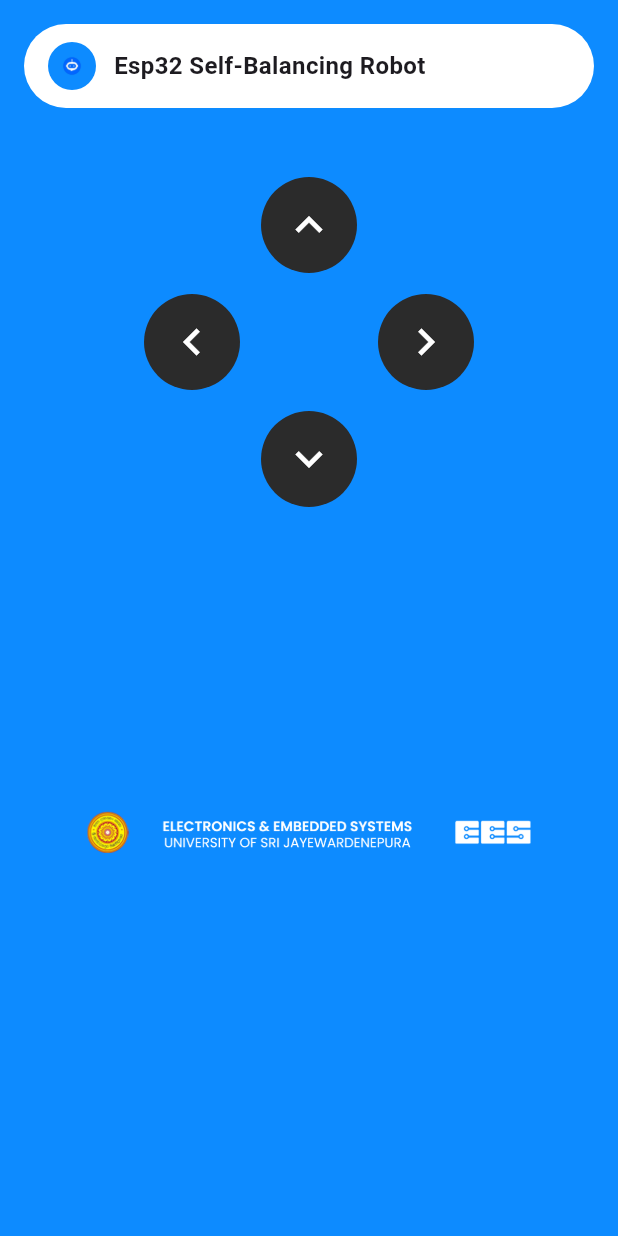
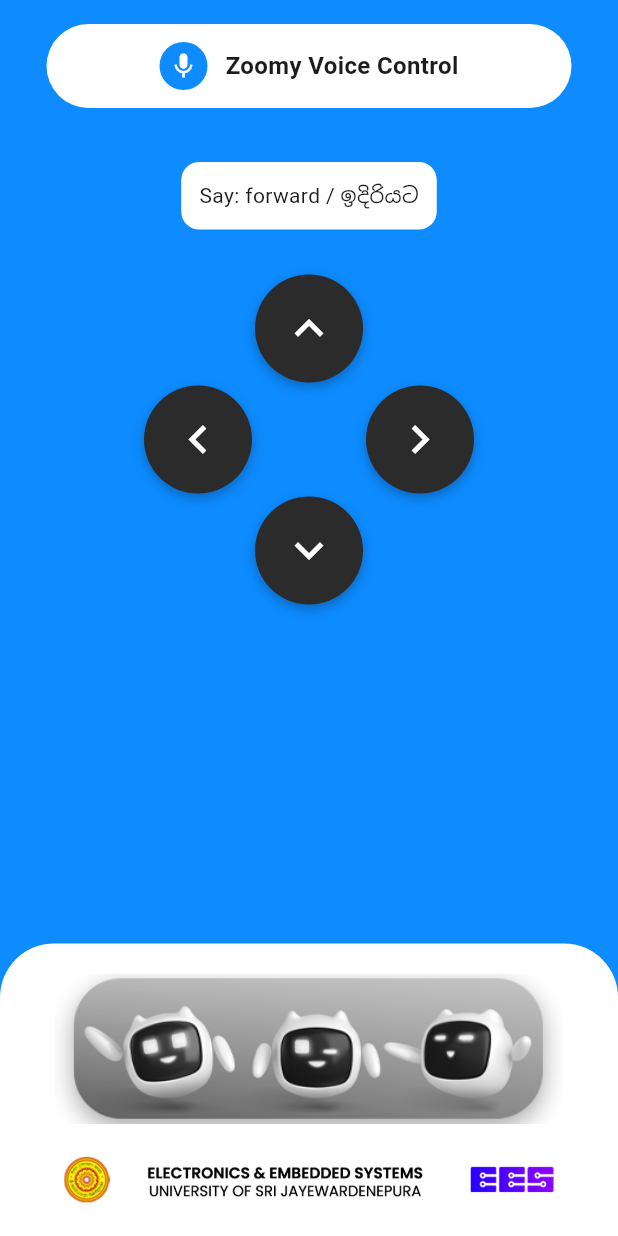
Before and after one commit to pamidi09/zoomy_the_robot, a Flutter app: the screen it shows after launch, after a tap on "Connect", on a phone screen of 412 x 824 dp. Run offline on Flutter 3.47's test engine with Material 3 defaults, Android fonts, the phone set to English and light mode, and no system bars; our stand-ins replace flutter_tts, speech_to_text.

Commit message:
UI Finalized (#2)
* voice controller added

* UI Finalized

* Updated UI

* Updated_UI_V2

---------

Co-authored-by: A.P.N.Perera <132426742+pamidi09@users.noreply.github.com>

```diff
--- a/lib/pages/control_page.dart
+++ b/lib/pages/control_page.dart
@@ -1,46 +1,191 @@
-// lib/pages/control_page.dart
+import 'dart:async';
 import 'package:flutter/material.dart';
-import '../esp32_services.dart'; // Correct import path
+import 'package:speech_to_text/speech_to_text.dart' as stt;
+import 'package:flutter_tts/flutter_tts.dart';
+import '../esp32_services.dart';
 
-class ControlPage extends StatelessWidget {
+class ControlPage extends StatefulWidget {
   final String espIp;
 
   const ControlPage({super.key, required this.espIp});
 
   @override
+  State<ControlPage> createState() => _ControlPageState();
+}
+
+class _ControlPageState extends State<ControlPage> {
+  late ESP32Service esp32;
+  late stt.SpeechToText _speech;
+  late FlutterTts _tts;
+
+  bool _isListening = false;
+  String _spokenText = "";
+  String _activeButton = "";
+
+  Timer? _autoStopTimer;
+
+  @override
+  void initState() {
+    super.initState();
+    esp32 = ESP32Service(widget.espIp);
+    _speech = stt.SpeechToText();
+    _tts = FlutterTts();
+    _tts.setLanguage("en-US");
+    _tts.setSpeechRate(0.5);
+  }
+
+  // ================= VOICE CONTROL =================
+
+  void _startListening() async {
+    bool available = await _speech.initialize();
+    if (available) {
+      setState(() => _isListening = true);
+      _speech.listen(
+        onResult: (result) {
+          setState(() {
+            _spokenText = result.recognizedWords.toLowerCase();
+          });
+          _handleVoiceCommand(_spokenText);
+        },
+      );
+    }
+  }
+
+  void _stopListening() {
+    _speech.stop();
+    _cancelAutoStop();
+    setState(() => _isListening = false);
+  }
+
+  // ================= AUTO STOP =================
+
+  void _resetAutoStop() {
+    _cancelAutoStop();
+    _autoStopTimer = Timer(const Duration(seconds: 2), () {
+      _stopRobot();
+    });
+  }
+
+  void _cancelAutoStop() {
+    _autoStopTimer?.cancel();
+    _autoStopTimer = null;
+  }
+
+  // ================= TEXT TO SPEECH =================
+
+  Future<void> _speak(String text) async {
+    await _tts.stop();
+    await _tts.speak(text);
+  }
+
+  // ================= COMMON COMMAND FUNCTIONS =================
+
+  void _moveForward() {
+    esp32.moveForward(0.7);
+    _speak("Moving forward");
+    _resetAutoStop();
+    setState(() {
+      _spokenText = "Moving forward";
+    });
+  }
+
+  void _moveBackward() {
+    esp32.moveBackward(0.7);
+    _speak("Moving backward");
+    _resetAutoStop();
+    setState(() {
+      _spokenText = "Moving backward";
+    });
+  }
+
+  void _turnLeft() {
+    esp32.turn(0.3);
+    _speak("Turning left");
+    _resetAutoStop();
+    setState(() {
+      _spokenText = "Turning left";
+    });
+  }
+
+  void _turnRight() {
+    esp32.turn(0.7);
+    _speak("Turning right");
+    _resetAutoStop();
+    setState(() {
+      _spokenText = "Turning right";
+    });
+  }
+
+  void _stopRobot() {
+    esp32.stop();
+    _speak("Robot stopped");
+    _cancelAutoStop();
+    setState(() {
+      _activeButton = "";
+      _spokenText = "Robot stopped";
+    });
+  }
+
+  // ================= VOICE COMMAND HANDLER =================
+
+  void _handleVoiceCommand(String command) {
+    if (command.contains("forward") || command.contains("ඉදිරියට")) {
+      _moveForward();
+    } else if (command.contains("back") || command.contains("පසුපසට")) {
+      _moveBackward();
+    } else if (command.contains("left") || command.contains("වම")) {
+      _turnLeft();
+    } else if (command.contains("right") || command.contains("දකුණ")) {
+      _turnRight();
+    } else if (command.contains("stop") || command.contains("නවත්වන්න")) {
+      _stopRobot();
+    }
+  }
+
+  // ================= UI =================
+
+  @override
   Widget build(BuildContext context) {
-    final esp32 = ESP32Service(espIp);
-
     return Scaffold(
-      backgroundColor: const Color(0xFF0D8BFF), // Blue background
+      backgroundColor: const Color(0xFF0D8BFF),
       body: SafeArea(
         child: Column(
           children: [
-            // 🔹 Top App Bar
+            // ===== TOP BAR WITH MIC =====
             Padding(
               padding: const EdgeInsets.all(16),
               child: Container(
-                padding:
-                const EdgeInsets.symmetric(horizontal: 16, vertical: 12),
+                width: 350,
+                padding: const EdgeInsets.symmetric(horizontal: 16, vertical: 12),
                 decoration: BoxDecoration(
                   color: Colors.white,
                   borderRadius: BorderRadius.circular(28),
                 ),
+                child: Center(
                   child: Row(
+                    mainAxisSize: MainAxisSize.min,
                     children: [
-                    CircleAvatar(
+                      GestureDetector(
+                        onTap: () {
+                          if (_isListening) {
+                            _stopListening();
+                          } else {
+                            _startListening();
+                          }
+                        },
+                        child: CircleAvatar(
                           radius: 16,
-                      backgroundColor: const Color(0xFF0D8BFF),
-                      child: Image.asset(
-                        'assets/small_robot_icon.png',
-                        width: 20,
-                        height: 20,
-                        fit: BoxFit.contain,
+                          backgroundColor: _isListening ? Colors.red : const Color(0xFF0D8BFF),
+                          child: Icon(
+                            _isListening ? Icons.mic_off : Icons.mic,
+                            color: Colors.white,
+                            size: 20,
+                          ),
                         ),
                       ),
                       const SizedBox(width: 12),
                       const Text(
-                      "Esp32 Self-Balancing Robot",
+                        "Zoomy Voice Control",
                         style: TextStyle(
                           fontSize: 16,
                           fontWeight: FontWeight.w600,
@@ -50,77 +195,99 @@
                   ),
                 ),
               ),
+            ),
 
-            // 🔹 Main content (Scrollable)
-            Expanded(
-              child: SingleChildScrollView(
-                child: Column(
-                  children: [
+            const SizedBox(height: 20),
+
+            // ===== SPOKEN TEXT =====
+            Container(
+              padding: const EdgeInsets.all(12),
+              margin: const EdgeInsets.symmetric(horizontal: 16),
+              decoration: BoxDecoration(
+                color: Colors.white,
+                borderRadius: BorderRadius.circular(12),
+              ),
+              child: Text(
+                _spokenText.isEmpty
+                    ? "Say: forward / ඉදිරියට"
+                    : "You said: $_spokenText",
+              ),
+            ),
+
             const SizedBox(height: 30),
 
-                    // 🔹 Direction Buttons
+            // ===== DIRECTION BUTTONS =====
             Center(
               child: SizedBox(
                 width: 220,
                 height: 220,
-                        child: Stack(
-                          alignment: Alignment.center,
+                child: Column(
+                  mainAxisAlignment: MainAxisAlignment.spaceBetween,
                   children: [
                     _controlButton(
                       Icons.keyboard_arrow_up,
-                              top: 0,
-                              onPress: () => esp32.moveForward(0.7),
-                              onRelease: () => esp32.stop(),
+                      id: "forward",
+                      onPress: _moveForward,
+                      onRelease: _stopRobot,
+                    ),
+                    Row(
+                      mainAxisAlignment: MainAxisAlignment.spaceBetween,
+                      children: [
+                        _controlButton(
+                          Icons.keyboard_arrow_left,
+                          id: "left",
+                          onPress: _turnLeft,
+                          onRelease: _stopRobot,
+                        ),
+                        const SizedBox(width: 50),
+                        _controlButton(
+                          Icons.keyboard_arrow_right,
+                          id: "right",
+                          onPress: _turnRight,
+                          onRelease: _stopRobot,
+                        ),
+                      ],
                     ),
                     _controlButton(
                       Icons.keyboard_arrow_down,
-                              bottom: 0,
-                              onPress: () => esp32.moveForward(0.3),
-                              onRelease: () => esp32.stop(),
-                            ),
-                            _controlButton(
-                              Icons.keyboard_arrow_left,
-                              left: 0,
-                              onPress: () => esp32.turn(0.3),
-                              onRelease: () => esp32.stop(),
-                            ),
-                            _controlButton(
-                              Icons.keyboard_arrow_right,
-                              right: 0,
-                              onPress: () => esp32.turn(0.7),
-                              onRelease: () => esp32.stop(),
+                      id: "backward",
+                      onPress: _moveBackward,
+                      onRelease: _stopRobot,
                     ),
                   ],
                 ),
               ),
             ),
 
-                    const SizedBox(height: 40),
+            const Spacer(),
 
-                    // Footer section
-                    Padding(
-                      padding: const EdgeInsets.symmetric(
-                          horizontal: 16, vertical: 12),
-                      child: Column(
-                        children: [
-                          // Robots Image (optional)
-                          // const SizedBox(height: 8),
-
-                          // University Logo
-                          SizedBox(
-                            height: MediaQuery.of(context).size.height * 0.40,
-                            child: Image.asset(
-                              'assets/startupPage_logo.png',
-                              fit: BoxFit.contain,
+            Container(
+              width: double.infinity,
+              padding:
+              const EdgeInsets.symmetric(horizontal: 24, vertical: 20),
+              decoration: const BoxDecoration(
+                color: Colors.white,
+                borderRadius: BorderRadius.only(
+                  topLeft: Radius.circular(36),
+                  topRight: Radius.circular(36),
                 ),
               ),
 
-                          const SizedBox(height: 8),
-                        ],
+              child: Column(
+                mainAxisSize: MainAxisSize.min,
+                children: [
+                  Image.asset(
+                    'assets/footer_robot.png',
+                    height: 100,
+                    fit: BoxFit.contain,
                   ),
+                  const SizedBox(height: 20),
+                  Image.asset(
+                    'assets/Footer2.png',
+                    height: 35,
+                    fit: BoxFit.contain,
                   ),
                 ],
-                ),
               ),
             ),
           ],
@@ -129,34 +296,46 @@
     );
   }
 
-  // 🔹 Direction Button Widget
-  static Widget _controlButton(
+  // ===== BUTTON WITH VISUAL FEEDBACK =====
+  Widget _controlButton(
       IconData icon, {
-        double? top,
-        double? bottom,
-        double? left,
-        double? right,
+        required String id,
         required VoidCallback onPress,
         required VoidCallback onRelease,
       }) {
-    return Positioned(
-      top: top,
-      bottom: bottom,
-      left: left,
-      right: right,
-      child: GestureDetector(
-        onTapDown: (_) => onPress(),
-        onTapUp: (_) => onRelease(),
-        onTapCancel: onRelease,
-        child: Container(
-          width: 64,
-          height: 64,
-          decoration: const BoxDecoration(
-            color: Color(0xFF2B2B2B),
+    final bool isPressed = _activeButton == id;
+
+    return GestureDetector(
+      onTapDown: (_) {
+        setState(() => _activeButton = id);
+        onPress();
+      },
+      onTapUp: (_) {
+        setState(() => _activeButton = "");
+        onRelease();
+      },
+      onTapCancel: () {
+        setState(() => _activeButton = "");
+        onRelease();
+      },
+      child: AnimatedContainer(
+        duration: const Duration(milliseconds: 120),
+        width: 72,
+        height: 72,
+        decoration: BoxDecoration(
+          color: isPressed ? Colors.orange : const Color(0xFF2B2B2B),
           shape: BoxShape.circle,
+          boxShadow: isPressed
+              ? []
+              : const [
+            BoxShadow(
+              color: Colors.black26,
+              blurRadius: 6,
+              offset: Offset(0, 3),
+            )
+          ],
         ),
-          child: Icon(icon, color: Colors.white, size: 36),
-        ),
+        child: Icon(icon, color: Colors.white, size: 38),
       ),
     );
   }
--- a/lib/pages/startup_page.dart
+++ b/lib/pages/startup_page.dart
@@ -30,7 +30,7 @@
             SizedBox(
               height: 180,
               child: Image.asset(
-                'assets/robot2.png',
+                'assets/robot_new.png',
                 fit: BoxFit.contain,
               ),
             ),
@@ -95,7 +95,7 @@
                     ),
                   ),
 
-                  const SizedBox(height: 20),
+                  const SizedBox(height: 30),
 
                   // 🔥 CONNECT BUTTON
                   SizedBox(
@@ -129,12 +129,12 @@
                     ),
                   ),
 
-                  const SizedBox(height: 30),
+                  const SizedBox(height: 40),
 
                   // Footer Logo
                   Image.asset(
                     'assets/startupPage_logo.png',
-                    height: 50,
+                    height: 75,
                     fit: BoxFit.contain,
                   ),
                 ],
```
Also changed, not shown: lib/esp32_services.dart (+9 -3 lines), pubspec.yaml (+7 -0 lines), assets/Footer2.png (added), assets/footer_robot.png (added), assets/mic.png (added), assets/startupPage_logo.png, pubspec.lock, 4 other files. Lines whose indentation alone changed are shown as unchanged.
